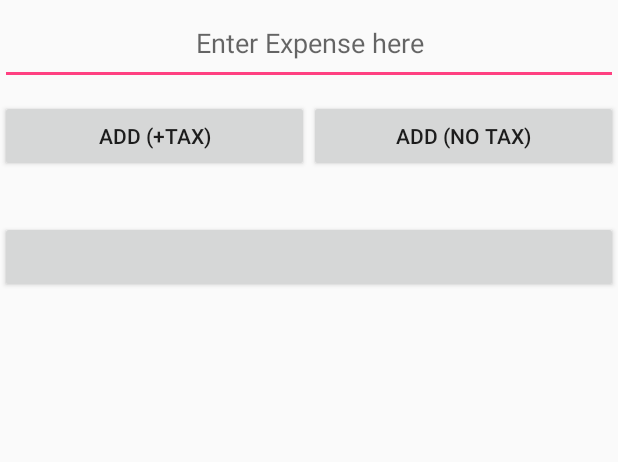
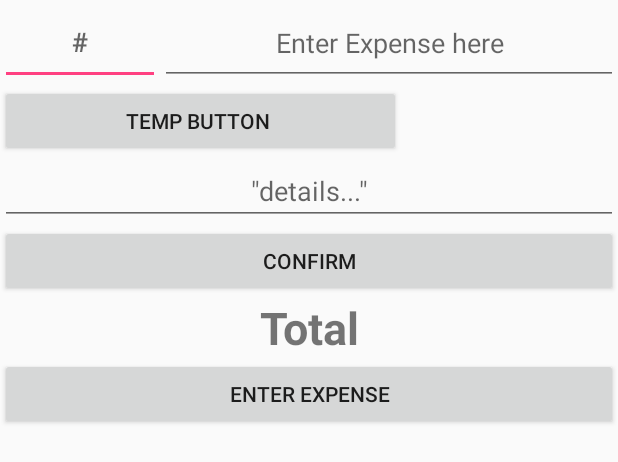
Before and after one commit to sobotadom/Enactus, an Android app: the layout expense.xml on its own in the app's theme, with its tools: preview values and no code run, on a phone screen of 412 x 824 dp. Shown: the top 462 px of the screen. Run offline under Robolectric (Android 15) with nearby library versions, the phone set to English and light mode, and no system bars.

Commit message:
almost done customizing expnese page

```diff
--- a/app/build.gradle
+++ b/app/build.gradle
@@ -5,7 +5,7 @@ android {
     defaultConfig {
         applicationId "enactus.budget.enactus"
         minSdkVersion 15
-        targetSdkVersion 27
+        targetSdkVersion 26
         versionCode 1
         versionName "1.0"
         testInstrumentationRunner "android.support.test.runner.AndroidJUnitRunner"
@@ -19,11 +19,12 @@ android {
 }
 
 dependencies {
-    implementation fileTree(dir: 'libs', include: ['*.jar'])
+    implementation fileTree(include: ['*.jar'], dir: 'libs')
     implementation 'com.android.support:appcompat-v7:26.1.0'
     implementation 'com.android.support.constraint:constraint-layout:1.0.2'
     implementation 'com.android.support:design:26.1.0'
     testImplementation 'junit:junit:4.12'
     androidTestImplementation 'com.android.support.test:runner:1.0.1'
     androidTestImplementation 'com.android.support.test.espresso:espresso-core:3.0.1'
+    implementation files('libs/javatuples-1.2.jar')
 }
--- a/app/src/main/res/layout/expense.xml
+++ b/app/src/main/res/layout/expense.xml
@@ -2,63 +2,121 @@
 <android.support.constraint.ConstraintLayout xmlns:android="http://schemas.android.com/apk/res/android"
     xmlns:app="http://schemas.android.com/apk/res-auto"
     xmlns:tools="http://schemas.android.com/tools"
-    android:id="@+id/lay"
+    android:id="@+id/l"
     android:layout_width="match_parent"
     android:layout_height="match_parent">
 
     <LinearLayout
+        android:id="@+id/lay"
         android:layout_width="match_parent"
         android:layout_height="wrap_content"
         android:orientation="vertical">
 
-        <EditText
-            android:id="@+id/editText3"
+        <LinearLayout
             android:layout_width="match_parent"
             android:layout_height="match_parent"
             android:layout_weight="1"
-            android:ems="10"
-            android:hint="@string/defaultExpense"
-            android:inputType="numberDecimal"
-            android:paddingBottom="16dp"
-            android:paddingTop="16dp"
-            android:textAlignment="center" />
+            android:orientation="horizontal">
+
+            <EditText
+                android:id="@+id/num"
+                android:layout_width="wrap_content"
+                android:layout_height="match_parent"
+                android:layout_weight="1"
+                android:ems="10"
+                android:hint="#"
+                android:inputType="number"
+                android:textAlignment="center"
+                android:textStyle="bold" />
+
+            <EditText
+                android:id="@+id/expenseinput"
+                android:layout_width="match_parent"
+                android:layout_height="match_parent"
+                android:layout_weight="1"
+                android:ems="10"
+                android:hint="@string/defaultExpense"
+                android:inputType="numberDecimal"
+                android:paddingBottom="16dp"
+                android:paddingTop="16dp"
+                android:textAlignment="center" />
+        </LinearLayout>
 
         <LinearLayout
             android:layout_width="match_parent"
             android:layout_height="match_parent"
-            android:orientation="horizontal"
-            android:paddingTop="10dp">
+            android:layout_weight="1"
+            android:orientation="horizontal">
 
             <Button
-                android:id="@+id/button3"
-                android:layout_width="match_parent"
+                android:id="@+id/btnadd"
+                android:layout_width="wrap_content"
                 android:layout_height="wrap_content"
                 android:layout_weight="1"
-                android:text="Add (+Tax)" />
+                android:text="temp button " />
 
-            <Button
-                android:id="@+id/button2"
-                android:layout_width="match_parent"
+            <TextView
+                android:id="@+id/expenseoutput"
+                android:layout_width="wrap_content"
                 android:layout_height="wrap_content"
                 android:layout_weight="1"
-                android:text="Add (No Tax)" />
-
+                android:textAlignment="center"
+                android:textSize="24sp"
+                android:textStyle="bold" />
         </LinearLayout>
 
-        <TextView
-            android:id="@+id/textView3"
+        <EditText
+            android:id="@+id/editText3"
             android:layout_width="match_parent"
             android:layout_height="wrap_content"
             android:layout_weight="1"
+            android:ems="10"
+            android:hint='"details..."'
+            android:inputType="textPersonName"
+            android:textAlignment="center" />
+
+        <Button
+            android:id="@+id/btnconfirm"
+            android:layout_width="match_parent"
+            android:layout_height="wrap_content"
+            android:layout_weight="1"
+            android:paddingBottom="12dp"
+            android:paddingTop="12dp"
+            android:text="Confirm" />
+
+        <TextView
+            android:id="@+id/total"
+            android:layout_width="match_parent"
+            android:layout_height="wrap_content"
+            android:layout_weight="1"
+            android:paddingBottom="12dp"
+            android:paddingTop="24dp"
+            android:paddingVertical="0dp"
+            android:text="Total"
             android:textAlignment="center"
-            android:textSize="24sp"
+            android:textSize="30sp"
             android:textStyle="bold" />
 
+        <ScrollView
+            android:layout_width="match_parent"
+            android:layout_height="match_parent"
+            android:layout_weight="1">
+
+            <TableLayout
+                android:id="@+id/entries"
+                android:layout_width="match_parent"
+                android:layout_height="wrap_content">
+
+            </TableLayout>
+
+        </ScrollView>
+
         <Button
-            android:id="@+id/button4"
+            android:id="@+id/btnenter"
             android:layout_width="match_parent"
             android:layout_height="wrap_content"
-            android:layout_weight="1" />
+            android:layout_weight="1"
+            android:text="@string/enter" />
 
     </LinearLayout>
 </android.support.constraint.ConstraintLayout>
```
Also changed, not shown: app/src/main/java/enactus/budget/enactus/Expense.java (+135 -31 lines), app/src/main/res/layout/content_main.xml (+37 -6 lines), app/src/main/res/layout/spinner_item.xml (added, +11 -0 lines), app/src/main/res/values/strings.xml (+10 -0 lines), app/libs/javatuples-1.2.jar (added), 2 other files.
